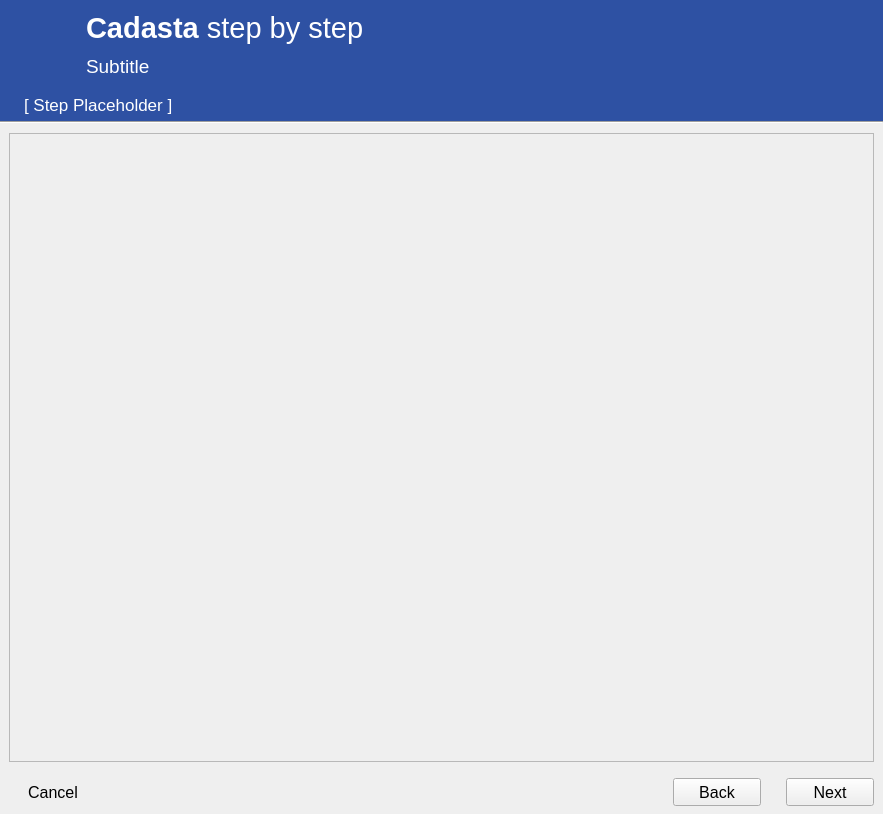
Cadasta/cadasta-qgis-plugin, file cadasta/gui/ui/wizard/wizard_dialog_base.ui: the form before one commit.
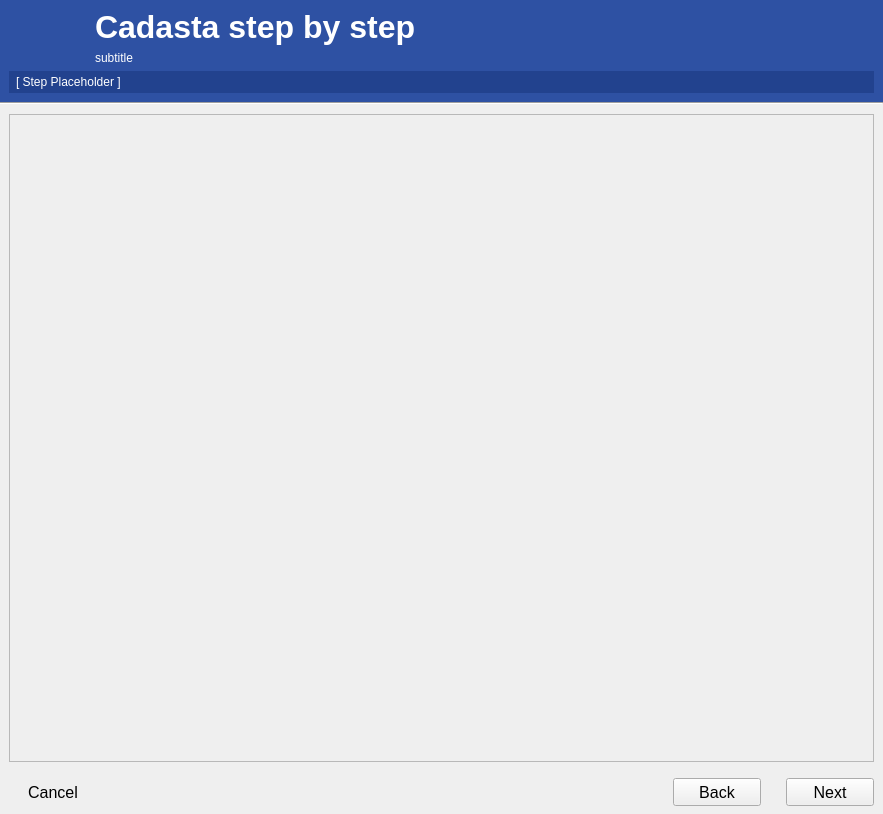
The form after the commit. Icons and pictures are not drawn.

Commit message:
Add project details and add contacts button (#159)
* Add project details and add contacts button

* Fix header

* Tidy up header

* pep8

* Remove contacts menu

The edit to the form file:
```diff
--- a/cadasta/gui/ui/wizard/wizard_dialog_base.ui
+++ b/cadasta/gui/ui/wizard/wizard_dialog_base.ui
@@ -48,7 +48,7 @@
    <property name="verticalSpacing">
     <number>0</number>
    </property>
-   <item row="2" column="0">
+   <item row="3" column="0">
     <widget class="Line" name="line">
      <property name="orientation">
       <enum>Qt::Horizontal</enum>
@@ -56,51 +56,21 @@
     </widget>
    </item>
    <item row="0" column="0">
-    <widget class="QWidget" name="title_group" native="true">
-     <property name="minimumSize">
+    <widget class="QWidget" name="horizontalWidget" native="true">
+     <property name="baseSize">
       <size>
-       <width>0</width>
-       <height>121</height>
+       <width>60</width>
+       <height>60</height>
       </size>
      </property>
-     <property name="maximumSize">
-      <size>
-       <width>16777215</width>
-       <height>120</height>
-      </size>
-     </property>
-     <property name="autoFillBackground">
-      <bool>false</bool>
-     </property>
      <property name="styleSheet">
-      <string notr="true">background: #2e51a3; padding: 5px;</string>
+      <string notr="true">background: #2e51a3</string>
      </property>
-     <layout class="QGridLayout" name="gridLayout_27">
-      <property name="leftMargin">
-       <number>0</number>
-      </property>
-      <property name="topMargin">
-       <number>0</number>
-      </property>
-      <property name="rightMargin">
-       <number>0</number>
-      </property>
-      <property name="bottomMargin">
-       <number>0</number>
-      </property>
-      <property name="verticalSpacing">
-       <number>0</number>
-      </property>
-      <item row="0" column="0">
-       <layout class="QGridLayout" name="gridLayout_12">
-        <property name="leftMargin">
-         <number>10</number>
-        </property>
-        <property name="horizontalSpacing">
-         <number>6</number>
-        </property>
-        <item row="0" column="1">
-         <widget class="QLabel" name="label_main_title">
+     <layout class="QVBoxLayout" name="verticalLayout_8">
+      <item>
+       <layout class="QHBoxLayout" name="horizontalLayout_3">
+        <item>
+         <widget class="QLabel" name="label_main_icon">
           <property name="sizePolicy">
            <sizepolicy hsizetype="Preferred" vsizetype="Preferred">
             <horstretch>0</horstretch>
@@ -110,65 +80,7 @@
           <property name="minimumSize">
            <size>
             <width>0</width>
-            <height>50</height>
-           </size>
-          </property>
-          <property name="font">
-           <font>
-            <pointsize>16</pointsize>
-            <weight>50</weight>
-            <italic>false</italic>
-            <bold>false</bold>
-            <underline>false</underline>
-           </font>
-          </property>
-          <property name="styleSheet">
-           <string notr="true">color: #fff; padding-bottom: 0px;</string>
-          </property>
-          <property name="text">
-           <string>&lt;html&gt;&lt;head/&gt;&lt;body&gt;&lt;p&gt;&lt;span style=&quot; font-size:22pt; font-weight:600;&quot;&gt;Cadasta&lt;/span&gt;&lt;span style=&quot; font-size:22pt;&quot;&gt; step by step&lt;/span&gt;&lt;/p&gt;&lt;/body&gt;&lt;/html&gt;</string>
-          </property>
-          <property name="alignment">
-           <set>Qt::AlignBottom|Qt::AlignLeading|Qt::AlignLeft</set>
-          </property>
-         </widget>
-        </item>
-        <item row="1" column="1">
-         <widget class="QLabel" name="label_subtitle">
-          <property name="font">
-           <font>
-            <pointsize>14</pointsize>
-           </font>
-          </property>
-          <property name="styleSheet">
-           <string notr="true">color: #FFF; padding-top:0px;</string>
-          </property>
-          <property name="text">
-           <string>Subtitle</string>
-          </property>
-          <property name="alignment">
-           <set>Qt::AlignBottom|Qt::AlignLeading|Qt::AlignLeft</set>
-          </property>
-          <property name="margin">
-           <number>10</number>
-          </property>
-          <property name="indent">
-           <number>-1</number>
-          </property>
-         </widget>
-        </item>
-        <item row="0" column="0" rowspan="2">
-         <widget class="QLabel" name="label_main_icon">
-          <property name="sizePolicy">
-           <sizepolicy hsizetype="Fixed" vsizetype="Fixed">
-            <horstretch>0</horstretch>
-            <verstretch>0</verstretch>
-           </sizepolicy>
-          </property>
-          <property name="minimumSize">
-           <size>
-            <width>60</width>
-            <height>60</height>
+            <height>0</height>
            </size>
           </property>
           <property name="maximumSize">
@@ -177,6 +89,9 @@
             <height>60</height>
            </size>
           </property>
+          <property name="styleSheet">
+           <string notr="true">width: 60px; height: 60px;</string>
+          </property>
           <property name="text">
            <string/>
           </property>
@@ -186,29 +101,101 @@
           <property name="scaledContents">
            <bool>true</bool>
           </property>
+          <property name="alignment">
+           <set>Qt::AlignCenter</set>
+          </property>
+          <property name="wordWrap">
+           <bool>false</bool>
+          </property>
          </widget>
         </item>
+        <item>
+         <spacer name="horizontalSpacer_2">
+          <property name="orientation">
+           <enum>Qt::Horizontal</enum>
+          </property>
+          <property name="sizeType">
+           <enum>QSizePolicy::Maximum</enum>
+          </property>
+          <property name="sizeHint" stdset="0">
+           <size>
+            <width>20</width>
+            <height>20</height>
+           </size>
+          </property>
+         </spacer>
+        </item>
+        <item>
+         <layout class="QVBoxLayout" name="verticalLayout_7">
+          <item>
+           <widget class="QLabel" name="label_main_title">
+            <property name="font">
+             <font>
+              <pointsize>24</pointsize>
+              <weight>75</weight>
+              <bold>true</bold>
+             </font>
+            </property>
+            <property name="styleSheet">
+             <string notr="true">color: #fff</string>
+            </property>
+            <property name="text">
+             <string>Cadasta step by step</string>
+            </property>
+           </widget>
+          </item>
+          <item>
+           <widget class="QLabel" name="label_subtitle">
+            <property name="styleSheet">
+             <string notr="true">color: #fff</string>
+            </property>
+            <property name="text">
+             <string>subtitle</string>
+            </property>
+           </widget>
+          </item>
+         </layout>
+        </item>
        </layout>
       </item>
-      <item row="1" column="0">
-       <widget class="QLabel" name="label_step">
-        <property name="font">
-         <font>
-          <pointsize>13</pointsize>
-         </font>
-        </property>
+      <item>
+       <widget class="QWidget" name="horizontalWidget_2" native="true">
         <property name="styleSheet">
-         <string notr="true">color: #FFF; padding-left: 20px;</string>
+         <string notr="true">background: #22428E; padding: 4px; border-top: 1px; border-color: red;</string>
         </property>
-        <property name="text">
-         <string>[ Step Placeholder ]</string>
-        </property>
+        <layout class="QHBoxLayout" name="horizontalLayout_4">
+         <property name="leftMargin">
+          <number>0</number>
+         </property>
+         <property name="topMargin">
+          <number>0</number>
+         </property>
+         <property name="rightMargin">
+          <number>0</number>
+         </property>
+         <property name="bottomMargin">
+          <number>0</number>
+         </property>
+         <item>
+          <widget class="QLabel" name="label_step">
+           <property name="autoFillBackground">
+            <bool>false</bool>
+           </property>
+           <property name="styleSheet">
+            <string notr="true">color: #fff;</string>
+           </property>
+           <property name="text">
+            <string>[ Step Placeholder ]</string>
+           </property>
+          </widget>
+         </item>
+        </layout>
        </widget>
       </item>
      </layout>
     </widget>
    </item>
-   <item row="3" column="0">
+   <item row="4" column="0">
     <widget class="QWidget" name="verticalWidget" native="true">
      <layout class="QVBoxLayout" name="verticalLayout_4">
       <property name="leftMargin">
@@ -235,7 +222,7 @@
      </layout>
     </widget>
    </item>
-   <item row="4" column="0">
+   <item row="5" column="0">
     <widget class="QWidget" name="footerSection" native="true">
      <property name="minimumSize">
       <size>
```
The commit also changes 4 other files.
